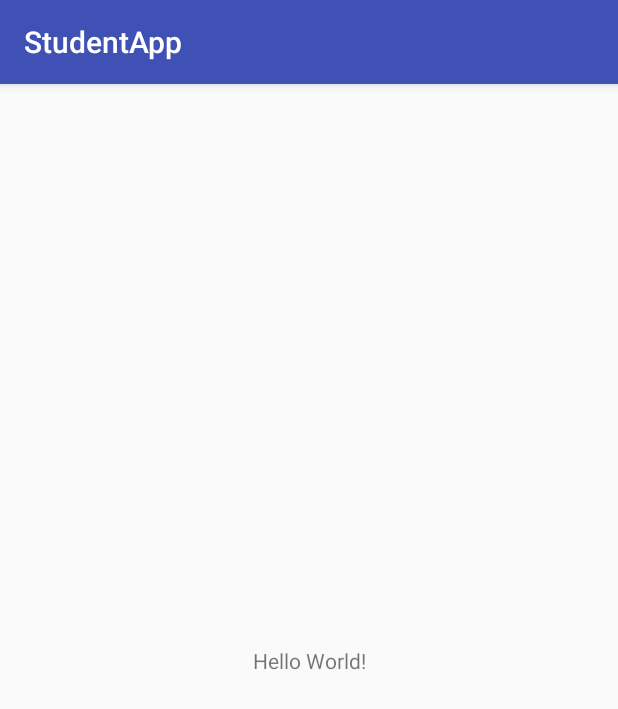
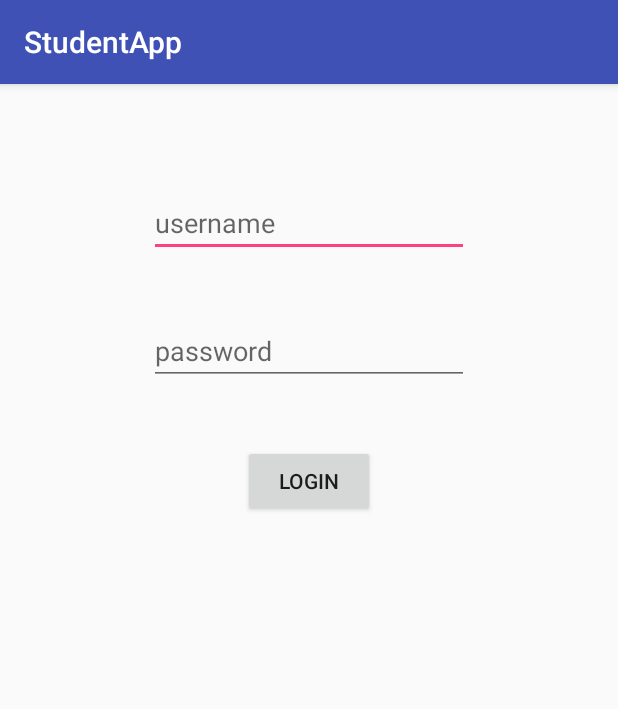
Before and after one commit to tezansahu/ITSP-TechnoVision, an Android app: the screen it shows after launch (MainActivity), on a phone screen of 412 x 824 dp. Shown: the top 709 px of the screen. Run offline under Robolectric (Android 15) with nearby library versions, the phone set to English and light mode, and no system bars.

Commit message:
basic layout ready

```diff
--- a/StudentApp/app/src/main/res/layout/activity_main.xml
+++ b/StudentApp/app/src/main/res/layout/activity_main.xml
@@ -7,13 +7,49 @@
     android:layout_height="match_parent"
     tools:context=".MainActivity">
 
-    <TextView
-        android:layout_width="wrap_content"
-        android:layout_height="wrap_content"
-        android:text="Hello World!"
-        app:layout_constraintBottom_toBottomOf="parent"
-        app:layout_constraintLeft_toLeftOf="parent"
-        app:layout_constraintRight_toRightOf="parent"
-        app:layout_constraintTop_toTopOf="parent" />
+    <LinearLayout
+        android:orientation="vertical"
+        android:gravity="center"
+        android:layout_width="match_parent"
+        android:layout_height="wrap_content">
+
+        <EditText
+            android:id="@+id/login_username"
+            android:layout_width="wrap_content"
+            android:layout_height="wrap_content"
+
+            android:layout_marginTop="70dp"
+            android:hint="username"
+            android:ems="10"
+            android:inputType="textPersonName"
+            tools:layout_editor_absoluteX="45dp"
+            tools:layout_editor_absoluteY="43dp" />
+
+        <EditText
+            android:id="@+id/login_password"
+            android:layout_width="wrap_content"
+            android:layout_height="wrap_content"
+            android:layout_marginVertical="40dp"
+            android:hint="password"
+            android:ems="10"
+            android:inputType="textPassword"
+            tools:layout_editor_absoluteX="45dp"
+            tools:layout_editor_absoluteY="137dp" />
+
+        <Button
+            android:id="@+id/button"
+            android:layout_width="wrap_content"
+            android:layout_height="wrap_content"
+            android:text="LOGIN"
+            android:onClick="clicklogin"
+            tools:layout_editor_absoluteX="171dp"
+            tools:layout_editor_absoluteY="260dp" />
+
+
+    </LinearLayout>
+
+
+
+
 
 </android.support.constraint.ConstraintLayout>
```
Also changed, not shown: StudentApp/app/src/main/AndroidManifest.xml (+5 -3 lines), StudentApp/app/src/main/java/technovision/itsp/studentapp/AttendanceActivity.java (added, +44 -0 lines), StudentApp/app/src/main/java/technovision/itsp/studentapp/Course_Activity.java (added, +52 -0 lines), StudentApp/app/src/main/java/technovision/itsp/studentapp/MainActivity.java (+14 -0 lines), StudentApp/app/src/main/res/layout-land/activty_course_.xml (added, +71 -0 lines), StudentApp/app/src/main/res/layout/activity_attendance.xml (added, +29 -0 lines), StudentApp/app/src/main/res/layout/activity_course_.xml (added, +63 -0 lines), 1 other file.
